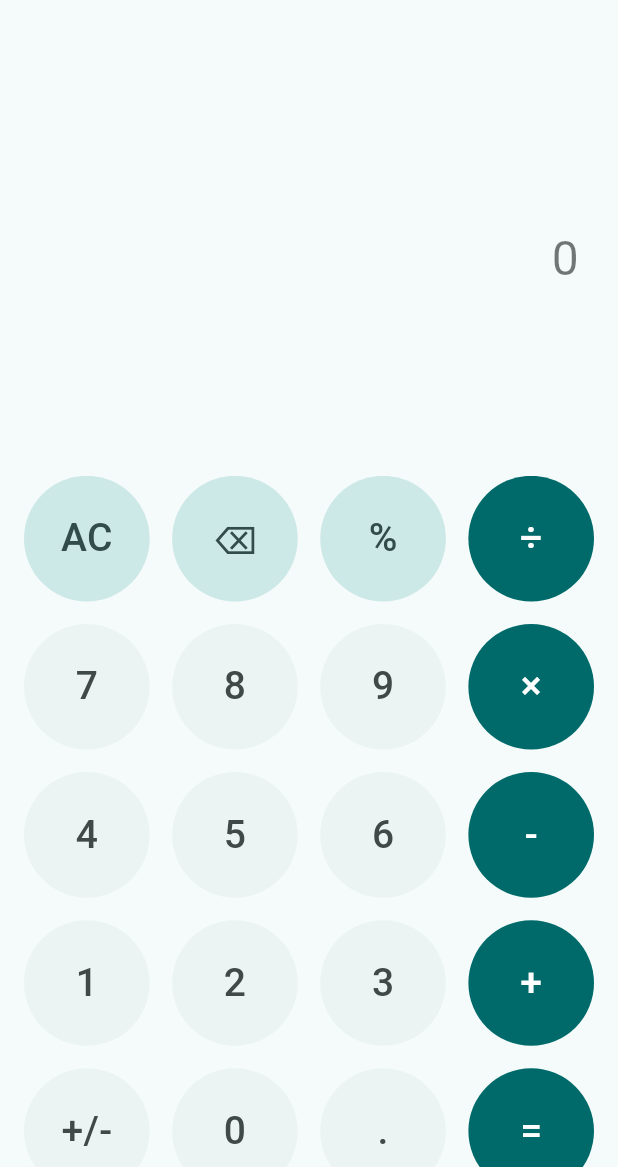
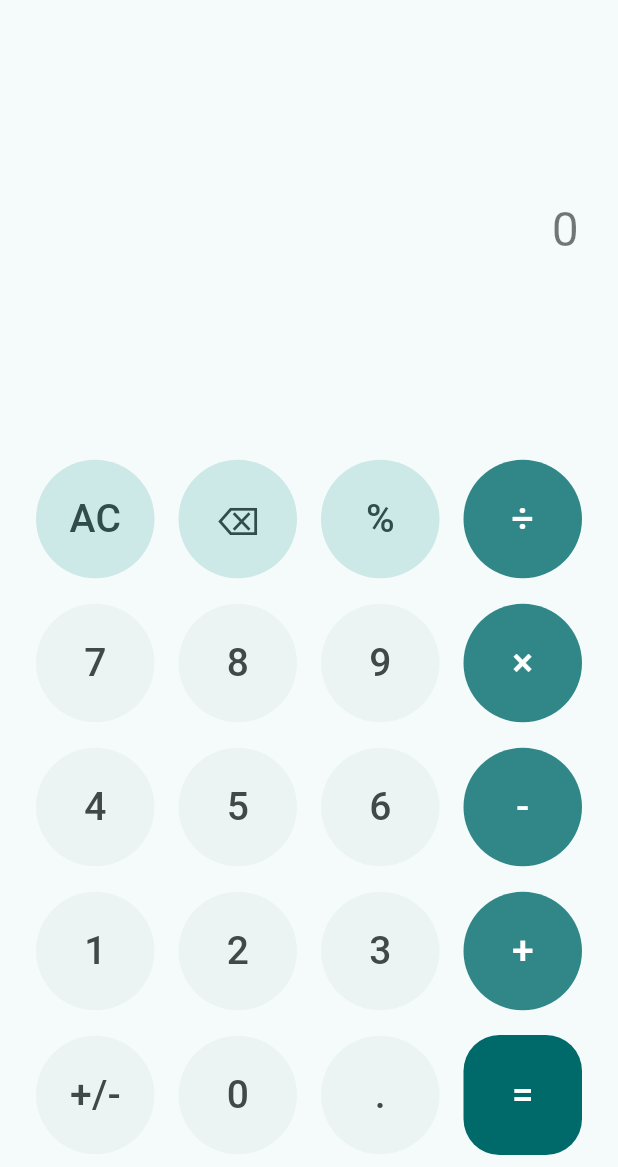
Before and after one commit to digitalninjanv/kalkulator, a Flutter app: the screen it shows after launch, on a phone screen of 412 x 824 dp, the part 69-1236 px from its top. Run offline on Flutter 3.47's test engine with Material 3 defaults, Android fonts, the phone set to English and light mode, and no system bars; drawn by our look-alikes of auto_size_text; our stand-ins replace firebase_core, google_fonts, math_expressions; accounts and stored records are empty.

Commit message:
Initial commit: Basic calculator and converter app

```diff
--- a/lib/main.dart
+++ b/lib/main.dart
@@ -1,8 +1,10 @@
+import 'package:auto_size_text/auto_size_text.dart';
 import 'package:flutter/material.dart';
 import 'package:google_fonts/google_fonts.dart';
+import 'package:math_expressions/math_expressions.dart';
 import 'package:provider/provider.dart';
-import 'package:auto_size_text/auto_size_text.dart';
-import 'package:math_expressions/math_expressions.dart';
+
+import 'converter_screen.dart';
 
 void main() {
   runApp(
@@ -10,6 +12,7 @@ void main() {
       providers: [
         ChangeNotifierProvider(create: (_) => ThemeProvider()),
         ChangeNotifierProvider(create: (_) => CalculatorProvider()),
+        ChangeNotifierProvider(create: (_) => ConverterProvider()),
       ],
       child: const MyApp(),
     ),
@@ -47,15 +50,11 @@ class CalculatorProvider with ChangeNotifier {
       }
     } else if (buttonText == '=') {
       try {
-        String finalExpression = _expression;
-        finalExpression = finalExpression.replaceAll('×', '*');
-        finalExpression = finalExpression.replaceAll('÷', '/');
-
+        String finalExpression = _expression.replaceAll('×', '*').replaceAll('÷', '/');
         Parser p = Parser();
         Expression exp = p.parse(finalExpression);
         ContextModel cm = ContextModel();
         double eval = exp.evaluate(EvaluationType.REAL, cm);
-
         _result = eval.toStringAsFixed(eval.truncateToDouble() == eval ? 0 : 2);
       } catch (e) {
         _result = 'Error';
@@ -73,15 +72,12 @@ class CalculatorProvider with ChangeNotifier {
           _result = 'Error';
         }
       }
-    }
-    else {
+    } else {
       _expression += buttonText;
     }
-
     notifyListeners();
   }
 }
-
 
 // 3. Main App Widget
 class MyApp extends StatelessWidget {
@@ -92,11 +88,13 @@ class MyApp extends StatelessWidget {
     const Color primarySeedColor = Color(0xFF008080); // Teal
 
     final TextTheme appTextTheme = TextTheme(
-      displayLarge: GoogleFonts.roboto(fontSize: 57, fontWeight: FontWeight.bold),
-      titleLarge: GoogleFonts.roboto(fontSize: 22, fontWeight: FontWeight.w500),
+        displayLarge:
+            GoogleFonts.roboto(fontSize: 57, fontWeight: FontWeight.bold),
+        titleLarge:
+            GoogleFonts.roboto(fontSize: 22, fontWeight: FontWeight.w500),
         bodyMedium: GoogleFonts.roboto(fontSize: 16),
-      headlineSmall: GoogleFonts.roboto(fontSize: 24, fontWeight: FontWeight.w400)
-    );
+        headlineSmall:
+            GoogleFonts.roboto(fontSize: 24, fontWeight: FontWeight.w400));
 
     final ThemeData lightTheme = ThemeData(
       useMaterial3: true,
@@ -114,8 +112,7 @@ class MyApp extends StatelessWidget {
       colorScheme: ColorScheme.fromSeed(
           seedColor: primarySeedColor,
           brightness: Brightness.dark,
-        background: const Color(0xFF1c1c1c)
-      ),
+          background: const Color(0xFF1c1c1c)),
       textTheme: appTextTheme,
     );
 
@@ -140,8 +137,6 @@ class CalculatorScreen extends StatelessWidget {
 
   @override
   Widget build(BuildContext context) {
-    final themeProvider = Provider.of<ThemeProvider>(context);
-    final calculatorProvider = Provider.of<CalculatorProvider>(context);
     final colorScheme = Theme.of(context).colorScheme;
 
     return Scaffold(
@@ -165,32 +160,65 @@ class CalculatorScreen extends StatelessWidget {
               ),
             ),
             const SizedBox(width: 10),
-            Text('Converter', style: TextStyle(color: colorScheme.onBackground.withOpacity(0.6), fontSize: 16)),
+            GestureDetector(
+              onTap: () {
+                Navigator.push(
+                  context,
+                  MaterialPageRoute(
+                      builder: (context) => const ConverterScreen()),
+                );
+              },
+              child: Text('Converter',
+                  style: TextStyle(
+                      color: colorScheme.onBackground.withOpacity(0.6),
+                      fontSize: 16)),
+            ),
           ],
         ),
         actions: [
-          IconButton(
-            icon: Icon(themeProvider.themeMode == ThemeMode.dark ? Icons.light_mode_outlined : Icons.dark_mode_outlined),
-            onPressed: () => themeProvider.toggleTheme(),
+          // Use a Consumer just for the button to prevent the whole AppBar from rebuilding
+          Consumer<ThemeProvider>(
+            builder: (context, themeProvider, child) => IconButton(
+              icon: Icon(themeProvider.themeMode == ThemeMode.dark
+                  ? Icons.light_mode_outlined
+                  : Icons.dark_mode_outlined),
+              onPressed: () => context.read<ThemeProvider>().toggleTheme(),
+            ),
           ),
         ],
       ),
-      body: Padding(
-        padding: const EdgeInsets.symmetric(horizontal: 16.0),
+      body: const Padding(
+        padding: EdgeInsets.symmetric(horizontal: 16.0),
         child: Column(
           children: [
-            _buildDisplay(calculatorProvider, colorScheme),
-            _buildButtonPad(calculatorProvider, colorScheme),
+            // Display rebuilds based on CalculatorProvider changes
+            Expanded(
+              flex: 3,
+              child: DisplayArea(),
+            ),
+            // ButtonPad is constant and does not need to rebuild
+            Expanded(
+              flex: 5,
+              child: ButtonPad(),
+            ),
           ],
         ),
       ),
     );
   }
+}
 
-  Widget _buildDisplay(CalculatorProvider provider, ColorScheme colorScheme) {
-    return Expanded(
-      flex: 2,
-      child: Container(
+// Widget for the display area, rebuilds when expression/result changes.
+class DisplayArea extends StatelessWidget {
+  const DisplayArea({super.key});
+
+  @override
+  Widget build(BuildContext context) {
+    final colorScheme = Theme.of(context).colorScheme;
+    // Use a Consumer to only rebuild the text widgets
+    return Consumer<CalculatorProvider>(
+      builder: (context, provider, child) {
+        return Container(
           padding: const EdgeInsets.symmetric(vertical: 20, horizontal: 10),
           alignment: Alignment.bottomRight,
           child: Column(
@@ -200,22 +228,34 @@ class CalculatorScreen extends StatelessWidget {
               AutoSizeText(
                 provider.expression.isEmpty ? '0' : provider.expression,
                 maxLines: 2,
-              style: TextStyle(fontSize: 32, color: colorScheme.onBackground.withOpacity(0.6)),
+                style: TextStyle(
+                    fontSize: 32,
+                    color: colorScheme.onBackground.withOpacity(0.6)),
               ),
               const SizedBox(height: 10),
               AutoSizeText(
-              provider.result.isEmpty ? '' : provider.result,
+                provider.result,
                 maxLines: 1,
-              style: TextStyle(fontSize: 64, fontWeight: FontWeight.bold, color: colorScheme.onBackground),
+                style: TextStyle(
+                    fontSize: 64,
+                    fontWeight: FontWeight.bold,
+                    color: colorScheme.onBackground),
               ),
             ],
           ),
-      ),
+        );
+      },
     );
   }
+}
 
-  Widget _buildButtonPad(CalculatorProvider provider, ColorScheme colorScheme) {
-    final buttonMap = [
+// Widget for the button pad, which is constant.
+class ButtonPad extends StatelessWidget {
+  const ButtonPad({super.key});
+
+  @override
+  Widget build(BuildContext context) {
+    final List<List<String>> buttonMap = [
       ['AC', '⌫', '%', '÷'],
       ['7', '8', '9', '×'],
       ['4', '5', '6', '-'],
@@ -223,76 +263,71 @@ class CalculatorScreen extends StatelessWidget {
       ['+/-', '0', '.', '=']
     ];
 
+    return Column(
+      children: buttonMap.map((row) {
         return Expanded(
-      flex: 3,
-      child: GridView.builder(
-        physics: const NeverScrollableScrollPhysics(),
-        gridDelegate: const SliverGridDelegateWithFixedCrossAxisCount(
-          crossAxisCount: 4,
-          crossAxisSpacing: 15,
-          mainAxisSpacing: 15,
+          child: Row(
+            children: row.map((text) {
+              return Expanded(
+                // Use context.read inside onPressed so the button itself doesn't listen for changes
+                child: CalculatorButton(
+                  text: text,
+                  onPressed: () =>
+                      context.read<CalculatorProvider>().buttonPressed(text),
                 ),
-        itemCount: buttonMap.length * buttonMap[0].length,
-        itemBuilder: (context, index) {
-          final int row = index ~/ 4;
-          final int col = index % 4;
-          final String text = buttonMap[row][col];
-          return CalculatorButton(
-            text: text,
-            onPressed: () => provider.buttonPressed(text),
-            colorScheme: colorScheme,
               );
-        },
+            }).toList(),
           ),
+        );
+      }).toList(),
     );
   }
 }
 
-
-// 5. Calculator Button Widget
+// Calculator Button Widget
 class CalculatorButton extends StatelessWidget {
   final String text;
   final VoidCallback onPressed;
-  final ColorScheme colorScheme;
 
-  const CalculatorButton({
-    super.key,
-    required this.text,
-    required this.onPressed,
-    required this.colorScheme,
-  });
+  const CalculatorButton({super.key, required this.text, required this.onPressed});
 
   @override
   Widget build(BuildContext context) {
-    final bool isOperator = ['÷', '×', '-', '+', '='].contains(text);
+    final colorScheme = Theme.of(context).colorScheme;
+    final bool isOperator = ['÷', '×', '-', '+'].contains(text);
+    final bool isEqual = text == '=';
     final bool isTopRow = ['AC', '⌫', '%'].contains(text);
 
     Color buttonColor;
     Color textColor;
-    BoxShape shape = BoxShape.rectangle;
+    BoxShape shape = BoxShape.circle;
 
-    if (isOperator) {
+    if (isEqual) {
       buttonColor = colorScheme.primary;
       textColor = colorScheme.onPrimary;
-      shape = BoxShape.circle;
+      shape = BoxShape.rectangle;
+    } else if (isOperator) {
+      buttonColor = colorScheme.primary.withOpacity(0.8);
+      textColor = colorScheme.onPrimary;
     } else if (isTopRow) {
       buttonColor = colorScheme.secondaryContainer;
       textColor = colorScheme.onSecondaryContainer;
-      shape = BoxShape.circle;
     } else {
       buttonColor = colorScheme.surfaceVariant.withOpacity(0.3);
       textColor = colorScheme.onSurfaceVariant;
-       shape = BoxShape.circle;
     }
 
-    return InkWell(
+    return Padding(
+      padding: const EdgeInsets.all(8.0),
+      child: InkWell(
         onTap: onPressed,
-      borderRadius: BorderRadius.circular(100), // for ripple effect
+        borderRadius: BorderRadius.circular(100),
         child: Container(
           decoration: BoxDecoration(
             color: buttonColor,
             shape: shape,
-          borderRadius: shape == BoxShape.rectangle ? BorderRadius.circular(24) : null,
+            borderRadius:
+                shape == BoxShape.rectangle ? BorderRadius.circular(24) : null,
           ),
           child: Center(
             child: Text(
@@ -305,6 +340,7 @@ class CalculatorButton extends StatelessWidget {
             ),
           ),
         ),
+      ),
     );
   }
 }
```
Also changed, not shown: lib/converter_screen.dart (added, +257 -0 lines), 2 other files. Lines whose indentation alone changed are shown as unchanged.
